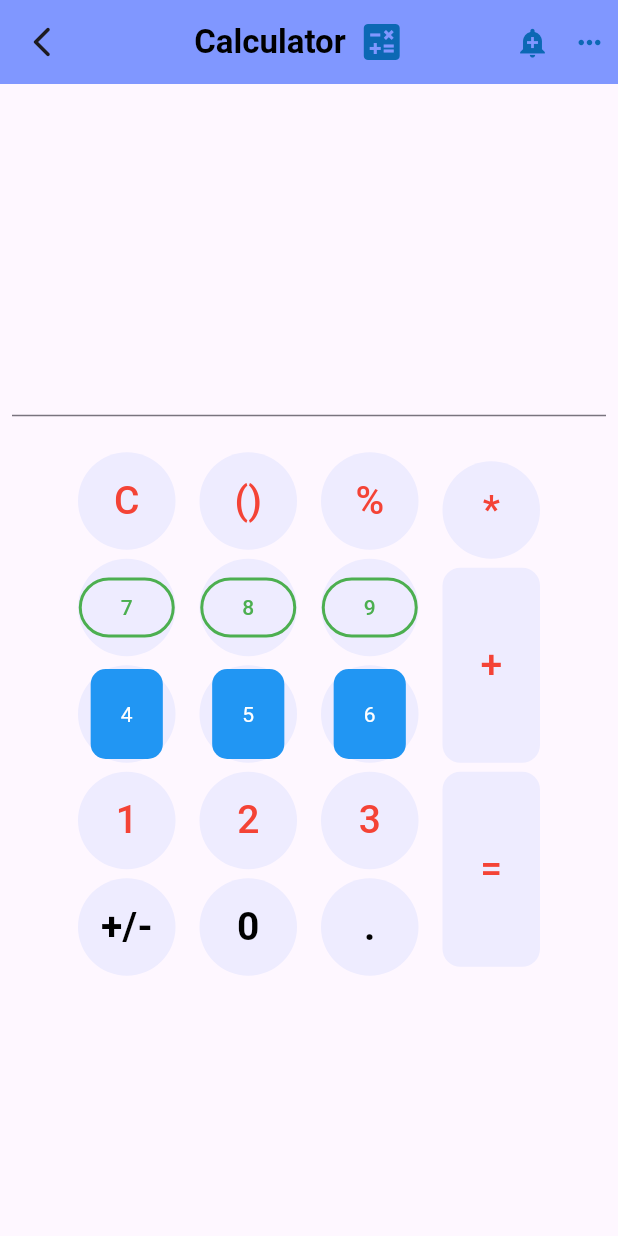
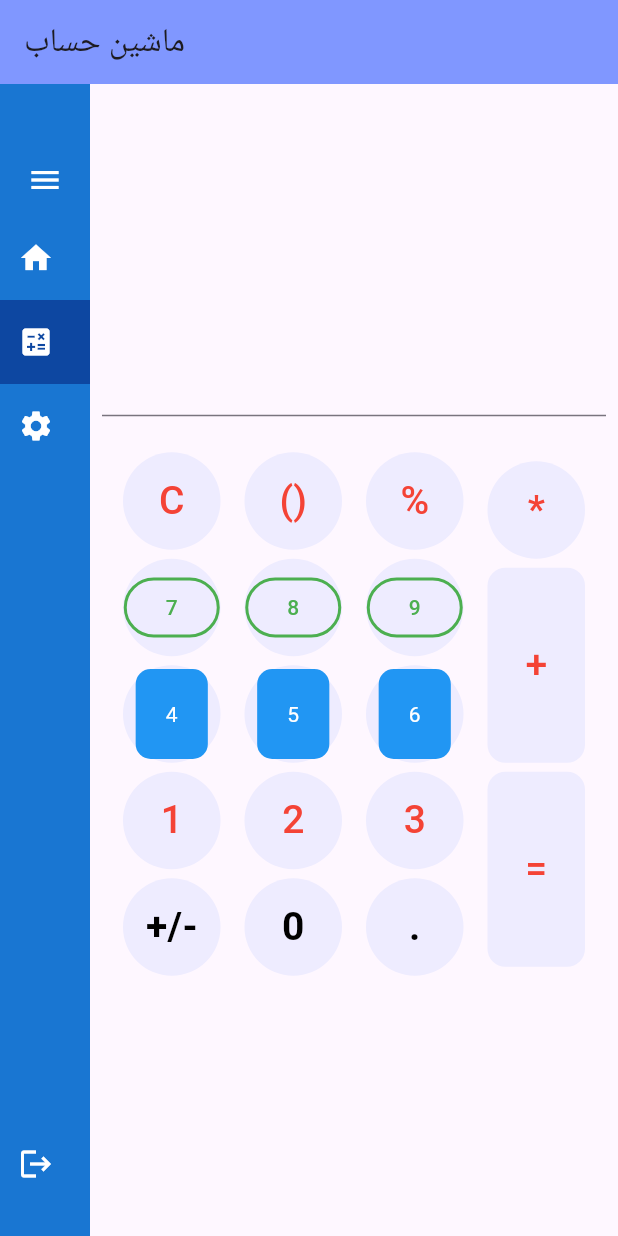
Before and after one commit to AmirAbbasSanaei/flutterProject, a Flutter app: the Calculator screen opened by its route, on a phone screen of 412 x 824 dp. Run offline on Flutter 3.47's test engine with Material 3 defaults, Android fonts, the phone set to English and light mode, and no system bars; our stand-ins replace flutter_bloc, go_router.

```diff
--- a/lib/auth_bloc.dart
+++ b/lib/auth_bloc.dart
@@ -1,6 +1,6 @@
 import 'package:flutter_bloc/flutter_bloc.dart';
 
-/// --- Events ---
+///Events
 abstract class AuthEvent {}
 
 class LoginEvent extends AuthEvent {
@@ -10,7 +10,7 @@ class LoginEvent extends AuthEvent {
   LoginEvent(this.phoneNumber, this.password);
 }
 
-/// --- States ---
+///States
 abstract class AuthState {}
 
 class AuthInitial extends AuthState {}
@@ -29,7 +29,7 @@ class AuthFailure extends AuthState {
   AuthFailure(this.error);
 }
 
-/// --- Bloc ---
+///Bloc
 class AuthBloc extends Bloc<AuthEvent, AuthState> {
   AuthBloc() : super(AuthInitial()) {
     on<LogoutEvent>((event, emit) {
--- /dev/null
+++ b/lib/base_page.dart
@@ -0,0 +1,140 @@
+import 'package:flutter/material.dart';
+import 'package:flutter_application_2/sidebar_bloc.dart';
+import 'package:go_router/go_router.dart';
+import 'package:flutter_bloc/flutter_bloc.dart';
+
+class HoverDrawer extends StatelessWidget {
+  final Widget body;
+  final String title;
+
+  const HoverDrawer({required this.body, this.title = "عنوان صفحه", super.key});
+
+  @override
+  Widget build(BuildContext context) {
+    final state = context.watch<SidebarBloc>().state;
+    final isDrawerOpen = state.isPinned || state.isHovered;
+
+    return Row(
+      children: [
+        MouseRegion(
+          onEnter: (_) {
+            if (!state.isPinned) {
+              context.read<SidebarBloc>().add(SetHoverState(true));
+            }
+          },
+          onExit: (_) {
+            if (!state.isPinned) {
+              context.read<SidebarBloc>().add(SetHoverState(false));
+            }
+          },
+          child: AnimatedContainer(
+            duration: const Duration(milliseconds: 250),
+            width: isDrawerOpen ? 200 : 60,
+            color: Colors.blue.shade700,
+            child: Column(
+              children: [
+                const SizedBox(height: 40),
+                IconButton(
+                  icon: Icon(
+                    state.isPinned ? Icons.push_pin : Icons.menu,
+                    color: Colors.white,
+                  ),
+                  onPressed: () {
+                    context.read<SidebarBloc>().add(ToggleSidebarPin());
+                  },
+                ),
+                _buildNavItem(
+                  icon: Icons.home,
+                  label: "صفحه اصلی",
+                  context: context,
+                  route: "/main-page",
+                  isDrawerOpen: isDrawerOpen,
+                ),
+                _buildNavItem(
+                  icon: Icons.calculate,
+                  label: "ماشین حساب",
+                  context: context,
+                  route: "/calculator",
+                  isDrawerOpen: isDrawerOpen,
+                ),
+                _buildNavItem(
+                  icon: Icons.settings,
+                  label: "تنظیمات",
+                  context: context,
+                  route: "/setting",
+                  isDrawerOpen: isDrawerOpen,
+                ),
+                const Spacer(),
+                _buildNavItem(
+                  icon: Icons.logout,
+                  label: "خروج",
+                  context: context,
+                  route: "/",
+                  isDrawerOpen: isDrawerOpen,
+                ),
+                const SizedBox(height: 20),
+              ],
+            ),
+          ),
+        ),
+        Expanded(child: body),
+      ],
+    );
+  }
+
+  Widget _buildNavItem({
+    required BuildContext context,
+    required IconData icon,
+    required String label,
+    required String route,
+    required bool isDrawerOpen,
+  }) {
+    final currentRoute = GoRouter.of(context).location;
+    final isActive = currentRoute == route;
+
+    return InkWell(
+      onTap: () {
+        if (!isActive) {
+          context.go(route);
+        }
+      },
+      child: Container(
+        color: isActive ? Colors.blue.shade900 : Colors.transparent,
+        padding: const EdgeInsets.symmetric(horizontal: 12.0, vertical: 16.0),
+        child: Row(
+          children: [
+            Icon(icon, color: Colors.white),
+            if (isDrawerOpen) ...[
+              const SizedBox(width: 12),
+              Text(
+                label,
+                style: TextStyle(
+                  color: Colors.white,
+                  fontWeight: isActive ? FontWeight.bold : FontWeight.normal,
+                ),
+              ),
+            ],
+          ],
+        ),
+      ),
+    );
+  }
+}
+
+class BasePage extends StatelessWidget {
+  final Widget body;
+  final String title;
+  const BasePage({required this.body, this.title = "عنوان صفحه", super.key});
+
+  @override
+  Widget build(BuildContext context) {
+    return Scaffold(
+      appBar: AppBar(
+        backgroundColor: const Color.fromARGB(255, 128, 151, 255),
+        elevation: 0.0,
+        title: Text(title),
+      ),
+      body: HoverDrawer(body: body, title: title),
+    );
+  }
+}
--- a/lib/calculator.dart
+++ b/lib/calculator.dart
@@ -1,4 +1,5 @@
 import 'package:flutter/material.dart';
+import 'package:flutter_application_2/base_page.dart';
 import 'package:go_router/go_router.dart';
 
 class Calculator extends StatelessWidget {
@@ -6,49 +7,8 @@ class Calculator extends StatelessWidget {
 
   @override
   Widget build(BuildContext context) {
-    return Scaffold(
-      appBar: AppBar(
-        backgroundColor: const Color.fromARGB(255, 128, 151, 255),
-        elevation: 0.0,
-        leading: IconButton(
-          icon: Icon(Icons.arrow_back_ios_new_rounded),
-          onPressed: () {
-            context.go('/main-page'); // برگشت به صفحه اصلی
-          },
-        ),
-        title: Row(
-          mainAxisAlignment: MainAxisAlignment.center,
-          children: [
-            Text(
-              "Calculator",
-              style: TextStyle(
-                color: Colors.black,
-                fontWeight: FontWeight.w700,
-              ),
-            ),
-            SizedBox(width: 8),
-            Icon(
-              Icons.calculate,
-              size: 32,
-              color: const Color.fromARGB(255, 12, 104, 180),
-            ),
-          ],
-        ),
-        actions: [
-          Icon(
-            Icons.add_alert,
-            size: 22,
-            color: const Color.fromARGB(255, 12, 104, 180),
-          ),
-          SizedBox(width: 16),
-          Icon(
-            Icons.more_horiz,
-            size: 22,
-            color: const Color.fromARGB(255, 12, 104, 180),
-          ),
-          SizedBox(width: 8),
-        ],
-      ),
+    return BasePage(
+      title: "ماشین حساب",
       body: Padding(
         padding: EdgeInsets.all(8),
         child: Column(
--- a/lib/login.dart
+++ b/lib/login.dart
@@ -2,7 +2,6 @@ import 'package:flutter/material.dart';
 import 'package:flutter/services.dart';
 import 'package:flutter_bloc/flutter_bloc.dart';
 import 'package:flutter_application_2/auth_bloc.dart';
-import 'package:flutter_bloc/flutter_bloc.dart';
 import 'package:go_router/go_router.dart';
 
 class LoginPage extends StatelessWidget {
--- /dev/null
+++ b/lib/sidebar_bloc.dart
@@ -0,0 +1,45 @@
+import 'package:flutter_bloc/flutter_bloc.dart';
+
+// Events
+abstract class SidebarEvent {}
+
+class ToggleSidebarPin extends SidebarEvent {}
+class SetHoverState extends SidebarEvent {
+  final bool isHovered;
+  SetHoverState(this.isHovered);
+}
+
+// State
+class SidebarState {
+  final bool isPinned;
+  final bool isHovered;
+
+  const SidebarState({
+    required this.isPinned,
+    required this.isHovered,
+  });
+
+  SidebarState copyWith({
+    bool? isPinned,
+    bool? isHovered,
+  }) {
+    return SidebarState(
+      isPinned: isPinned ?? this.isPinned,
+      isHovered: isHovered ?? this.isHovered,
+    );
+  }
+}
+
+// Bloc
+class SidebarBloc extends Bloc<SidebarEvent, SidebarState> {
+  SidebarBloc() : super(const SidebarState(isPinned: false, isHovered: false)) {
+
+    on<ToggleSidebarPin>((event, emit) {
+      emit(state.copyWith(isPinned: !state.isPinned));
+    });
+
+    on<SetHoverState>((event, emit) {
+      emit(state.copyWith(isHovered: event.isHovered));
+    });
+  }
+}
```
Also changed, not shown: lib/main.dart (+11 -2 lines), lib/main_page.dart (+4 -55 lines), lib/setting.dart (+2 -17 lines).
